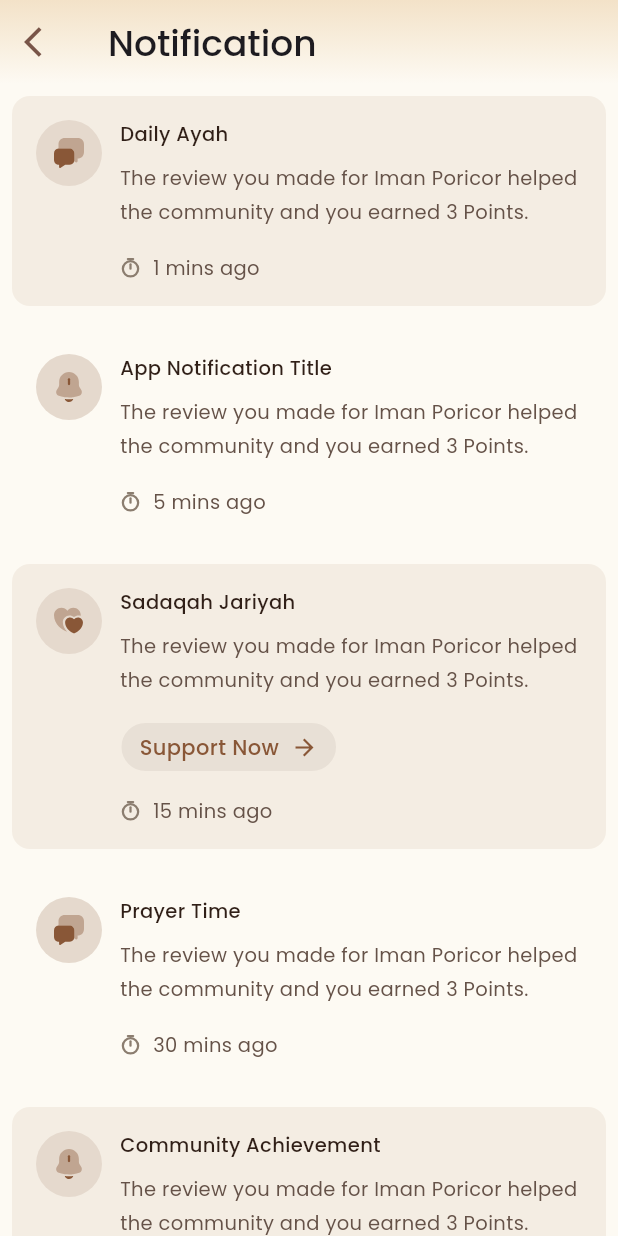
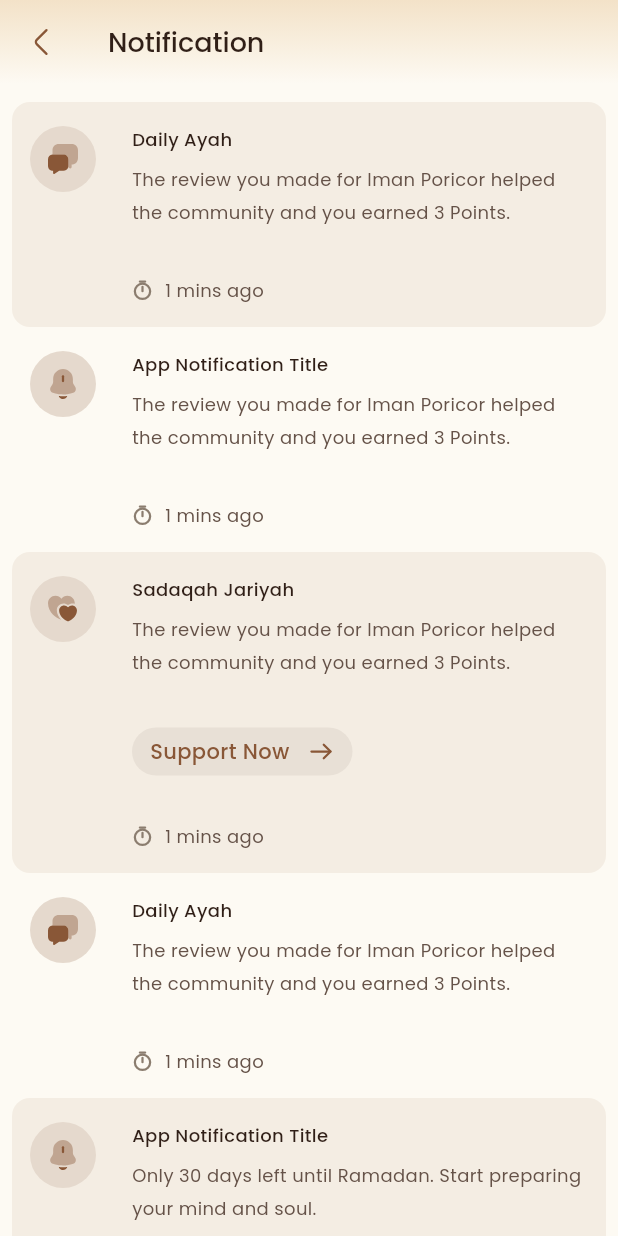
Before and after one commit to ird-mehdi/navigation_page, a Flutter app: the screen it shows after launch, on a phone screen of 412 x 824 dp. Run offline on Flutter 3.47's test engine with Material 3 defaults, Android fonts, the phone set to English and light mode, and no system bars; our stand-ins replace flutter_svg, get.

Commit message:
first commit

```diff
--- /dev/null
+++ b/assets/data/notifications.json
@@ -0,0 +1,46 @@
+[
+    {
+        "title": "Daily Ayah",
+        "message": "The review you made for Iman Poricor helped the community and you earned 3 Points.",
+        "timeAgo": "1 mins ago",
+        "icon": "assets/icons/messages.svg",
+        "isRead": false
+    },
+    {
+        "title": "App Notification Title",
+        "message": "The review you made for Iman Poricor helped the community and you earned 3 Points.",
+        "timeAgo": "1 mins ago",
+        "icon": "assets/icons/notification.svg",
+        "isRead": true
+    },
+    {
+        "title": "Sadaqah Jariyah",
+        "message": "The review you made for Iman Poricor helped the community and you earned 3 Points.",
+        "timeAgo": "1 mins ago",
+        "icon": "assets/icons/lovely.svg",
+        "hasAction": true,
+        "actionText": "Support Now",
+        "isRead": false
+    },
+    {
+        "title": "Daily Ayah",
+        "message": "The review you made for Iman Poricor helped the community and you earned 3 Points.",
+        "timeAgo": "1 mins ago",
+        "icon": "assets/icons/messages.svg",
+        "isRead": true
+    },
+    {
+        "title": "App Notification Title",
+        "message": "Only 30 days left until Ramadan. Start preparing your mind and soul.",
+        "timeAgo": "Yesterday",
+        "icon": "assets/icons/notification.svg",
+        "isRead": false
+    },
+    {
+        "title": "Daily Ayah",
+        "message": "Only 30 days left until Ramadan. Start preparing your mind and soul.",
+        "timeAgo": "Yesterday",
+        "icon": "assets/icons/messages.svg",
+        "isRead": false
+    }
+]
--- a/lib/core/constant/app_assets.dart
+++ b/lib/core/constant/app_assets.dart
@@ -1,6 +1,8 @@
 class AppAssets {
   static const String lovely = 'assets/icons/lovely.svg';
-  static const String messages = 'assets/icons/messages-3.svg';
-  static const String notification = 'assets/icons/notification-bing.svg';
+  static const String messages = 'assets/icons/messages.svg';
+  static const String notification = 'assets/icons/notification.svg';
   static const String timer = 'assets/icons/timer.svg';
+  static const String arrowLeft = 'assets/icons/arrow_left.svg';
+  static const String arrowRight = 'assets/icons/arrow_right.svg';
 }
--- a/lib/core/constant/app_dimensions.dart
+++ b/lib/core/constant/app_dimensions.dart
@@ -1,20 +1,21 @@
 class AppDimensions {
   static const double padding = 16.0;
+  static const double paddingMedium = 12.0;
   static const double paddingSmall = 6.0;
-  static const double spacing = 12.0;
+  static const double spacing = 24.0;
   static const double spacingSmall = 8.0;
-  static const double spacingLarge = 16.0;
+  static const double spacingLarge = 32.0;
 
   static const double iconSize = 24.0;
   static const double iconSizeSmall = 14.0;
   static const double iconSizeMedium = 18.0;
   static const double iconContainerSize = 44.0;
+  static const double iconContainerSizeSmall = 36.0;
 
   static const double borderRadius = 12.0;
   static const double buttonBorderRadius = 37.0;
 
-  static const double fontSizeSmall = 13.0;
+  static const double fontSizeSmall = 12.0;
   static const double fontSizeMedium = 16.0;
   static const double fontSizeLarge = 18.0;
-
 }
--- a/lib/features/Notification/domain/repositories/notificition_respository.dart
+++ b/lib/features/Notification/domain/repositories/notificition_respository.dart
@@ -1,4 +1,4 @@
-import '../entities/notification_entities.dart';
+import 'package:notification_ui_page/features/Notification/domain/entities/notification_entities.dart';
 
 abstract class NotificationRepository {
   Future<List<NotificationEntities>> getNotifications();
--- a/lib/features/Notification/domain/usecases/get_notification.dart
+++ b/lib/features/Notification/domain/usecases/get_notification.dart
@@ -3,9 +3,10 @@ import '../repositories/notificition_respository.dart';
 
 class GetNotificationUseCase {
   final NotificationRepository repository;
+
   GetNotificationUseCase(this.repository);
 
-  Future<List<NotificationEntities>> call() async {
-    return await repository.getNotifications();
+  Future<List<NotificationEntities>> call() {
+    return repository.getNotifications();
   }
 }
--- a/lib/features/Notification/presentation/controllers/notification_controller.dart
+++ b/lib/features/Notification/presentation/controllers/notification_controller.dart
@@ -1,44 +1,26 @@
 import 'package:get/get.dart';
-import 'package:notification_ui_page/features/Notification/data/models/notification_model.dart';
+import '../../domain/entities/notification_entities.dart';
+import '../../domain/usecases/get_notification.dart';
 
 class NotificationController extends GetxController {
-  // List of notifications
-  final RxList<NotificationModel> notifications = <NotificationModel>[].obs;
+  final GetNotificationUseCase getNotificationUseCase;
+
+  NotificationController(this.getNotificationUseCase);
+
+  final RxList<NotificationEntities> notifications =
+      <NotificationEntities>[].obs;
   final RxBool isLoading = false.obs;
 
   @override
   void onInit() {
     super.onInit();
-    loadNotifications(); // Load notifications when the controller initializes
+    loadNotifications();
   }
 
-  // Load demo notifications
-  void loadNotifications() {
+  void loadNotifications() async {
     isLoading.value = true;
-
-    // Directly assign demoNotifications
-    notifications.value = demoNotifications;
-
-    // Simulate some loading delay
-    Future.delayed(const Duration(milliseconds: 500), () {
-      isLoading.value = false;
-    });
-
-    print('Loaded ${notifications.length} notifications.');
-  }
-
-  // Mark a notification as read
-  void markAsRead(int index) {
-    notifications[index] = notifications[index].copyWith(isRead: true);
-  }
-
-  // Add a new notification
-  void addNotification(NotificationModel notification) {
-    notifications.add(notification);
-  }
-
-  // Remove a notification
-  void removeNotification(int index) {
-    notifications.removeAt(index);
+    final fetchedNotifications = await getNotificationUseCase();
+    notifications.value = fetchedNotifications;
+    isLoading.value = false;
   }
 }
--- a/lib/features/Notification/presentation/pages/notification_page.dart
+++ b/lib/features/Notification/presentation/pages/notification_page.dart
@@ -1,8 +1,12 @@
 import 'package:flutter/material.dart';
+import 'package:flutter_svg/svg.dart';
 import 'package:get/get.dart';
 import 'package:notification_ui_page/core/constant/app_colors.dart';
 import 'package:notification_ui_page/features/Notification/presentation/controllers/notification_controller.dart';
 import 'package:notification_ui_page/features/Notification/presentation/widgets/notification_card.dart';
+
+import '../../../../core/constant/app_assets.dart';
+import '../../../../core/constant/app_dimensions.dart';
 
 class NotificationPage extends StatelessWidget {
   const NotificationPage({super.key});
@@ -27,16 +31,25 @@ class NotificationPage extends StatelessWidget {
           ),
         ),
         leading: IconButton(
-          icon: Icon(Icons.arrow_back_ios, color: AppColors.appBarTextColor),
+          icon: SvgPicture.asset(
+            AppAssets.arrowLeft,
+            height: AppDimensions.iconSize,
+            width: AppDimensions.iconSize,
+          ),
           onPressed: () => Get.back(),
         ),
         title: const Text(
           'Notification',
-          style: TextStyle(fontSize: 24, fontWeight: FontWeight.w500),
+          style: TextStyle(
+              fontSize: 18,
+              fontWeight: FontWeight.w500,
+              color: AppColors.titleText),
         ),
         elevation: 0,
       ),
-      body: Obx(() {
+      body: Padding(
+        padding: const EdgeInsets.only(top: 12.0),
+        child: Obx(() {
           if (controller.isLoading.value) {
             return const Center(child: CircularProgressIndicator());
           }
@@ -55,6 +68,7 @@ class NotificationPage extends StatelessWidget {
             },
           );
         }),
+      ),
     );
   }
 }
--- a/lib/features/Notification/presentation/widgets/notification_card.dart
+++ b/lib/features/Notification/presentation/widgets/notification_card.dart
@@ -3,12 +3,10 @@ import 'package:flutter_svg/flutter_svg.dart';
 import 'package:notification_ui_page/core/constant/app_assets.dart';
 import 'package:notification_ui_page/core/constant/app_dimensions.dart';
 import 'package:notification_ui_page/core/constant/app_colors.dart';
-
-import '../../data/models/notification_model.dart';
+import '../../domain/entities/notification_entities.dart';
 
 class NotificationCard extends StatelessWidget {
-  final NotificationModel notification;
-
+  final NotificationEntities notification;
 
   const NotificationCard({
     super.key,
@@ -17,16 +15,18 @@ class NotificationCard extends StatelessWidget {
 
   @override
   Widget build(BuildContext context) {
-   // final textTheme = Theme.of(context).textTheme;
+    // final textTheme = Theme.of(context).textTheme;
 
     return Container(
-      margin: const EdgeInsets.symmetric(
-        horizontal: AppDimensions.padding / 2,
-        vertical: AppDimensions.padding / 2,
+      margin: const EdgeInsets.symmetric(horizontal: AppDimensions.padding / 2),
+      padding: const EdgeInsets.symmetric(
+        horizontal: AppDimensions.paddingMedium,
+        vertical: AppDimensions.padding,
       ),
-      padding: const EdgeInsets.all(AppDimensions.padding),
       decoration: BoxDecoration(
-        color: notification.isRead ? AppColors.backgroundRead : AppColors.backgroundUnread,
+        color: notification.isRead
+            ? AppColors.backgroundRead
+            : AppColors.backgroundUnread,
         borderRadius: BorderRadius.circular(AppDimensions.borderRadius),
       ),
       child: Column(
@@ -50,7 +50,7 @@ class NotificationCard extends StatelessWidget {
                   crossAxisAlignment: CrossAxisAlignment.start,
                   children: [
                     Text(
-                         notification.title,
+                      notification.title,
                       style: TextStyle(
                         fontSize: AppDimensions.fontSizeSmall,
                         fontWeight: FontWeight.w500,
@@ -66,7 +66,8 @@ class NotificationCard extends StatelessWidget {
                         height: 1.8,
                       ),
                     ),
-                    if (notification.hasAction && notification.actionText != null) ...[
+                    if (notification.hasAction &&
+                        notification.actionText != null) ...[
                       const SizedBox(height: AppDimensions.spacingLarge),
                       _buildActionButton(),
                     ],
@@ -87,10 +88,6 @@ class NotificationCard extends StatelessWidget {
       decoration: BoxDecoration(
         color: AppColors.actionBackground,
         borderRadius: BorderRadius.circular(AppDimensions.buttonBorderRadius),
-        border: Border.all(
-          color: AppColors.actionBorder,
-          width: 1,
-        ),
       ),
       child: Material(
         color: Colors.transparent,
@@ -114,11 +111,11 @@ class NotificationCard extends StatelessWidget {
                     fontWeight: FontWeight.w500,
                   ),
                 ),
-                const SizedBox(width: AppDimensions.spacingSmall),
-                Icon(
-                  Icons.arrow_forward,
-                  size: AppDimensions.iconSizeMedium,
-                  color: AppColors.iconColor,
+                const SizedBox(width: AppDimensions.spacing / 2),
+                SvgPicture.asset(
+                  AppAssets.arrowRight,
+                  width: AppDimensions.iconSizeMedium,
+                  height: AppDimensions.iconSizeMedium,
                 ),
               ],
             ),
--- a/lib/main.dart
+++ b/lib/main.dart
@@ -1,4 +1,5 @@
 import 'package:flutter/material.dart';
+import 'package:flutter/services.dart';
 import 'package:notification_ui_page/core/bindings/initial_binding.dart';
 import 'package:notification_ui_page/core/theme/app_theme.dart';
 import 'package:notification_ui_page/features/Notification/presentation/pages/notification_page.dart';
@@ -15,11 +16,18 @@ class MyApp extends StatelessWidget {
 
   @override
   Widget build(BuildContext context) {
-    return MaterialApp(
-      debugShowCheckedModeBanner: false,
-      title: 'Flutter Demo',
-      theme: AppTheme.light,
-      home: NotificationPage(),
+    return AnnotatedRegion<SystemUiOverlayStyle>(
+      value: const SystemUiOverlayStyle(
+        statusBarColor: Colors.transparent, // Make the status bar transparent
+        statusBarIconBrightness: Brightness.dark, // Light icons
+        statusBarBrightness: Brightness.dark, // For iOS devices
+      ),
+      child: MaterialApp(
+        debugShowCheckedModeBanner: false,
+        title: 'Flutter Demo',
+        theme: AppTheme.light,
+        home: NotificationPage(),
+      ),
     );
   }
 }
--- a/pubspec.yaml
+++ b/pubspec.yaml
@@ -62,6 +62,7 @@ flutter:
   # To add assets to your application, add an assets section, like this:
   assets:
     - assets/icons/
+    - assets/data/
   #   - images/a_dot_ham.jpeg
 
   # An image asset can refer to one or more resolution-specific "variants", see
```
Also changed, not shown: lib/core/bindings/initial_binding.dart (+9 -3 lines), lib/features/Notification/data/datasources/notification_data_source_imp.dart (+10 -7 lines), lib/features/Notification/data/repositories/notification_repository_imp.dart (+12 -5 lines), assets/icons/arrow_left.svg (added), assets/icons/arrow_right.svg (added), assets/icons/messages.svg (renamed from assets/icons/messages-3.svg), assets/icons/notification.svg (renamed from assets/icons/notification-bing.svg), 2 other files. Lines whose indentation alone changed are shown as unchanged.
